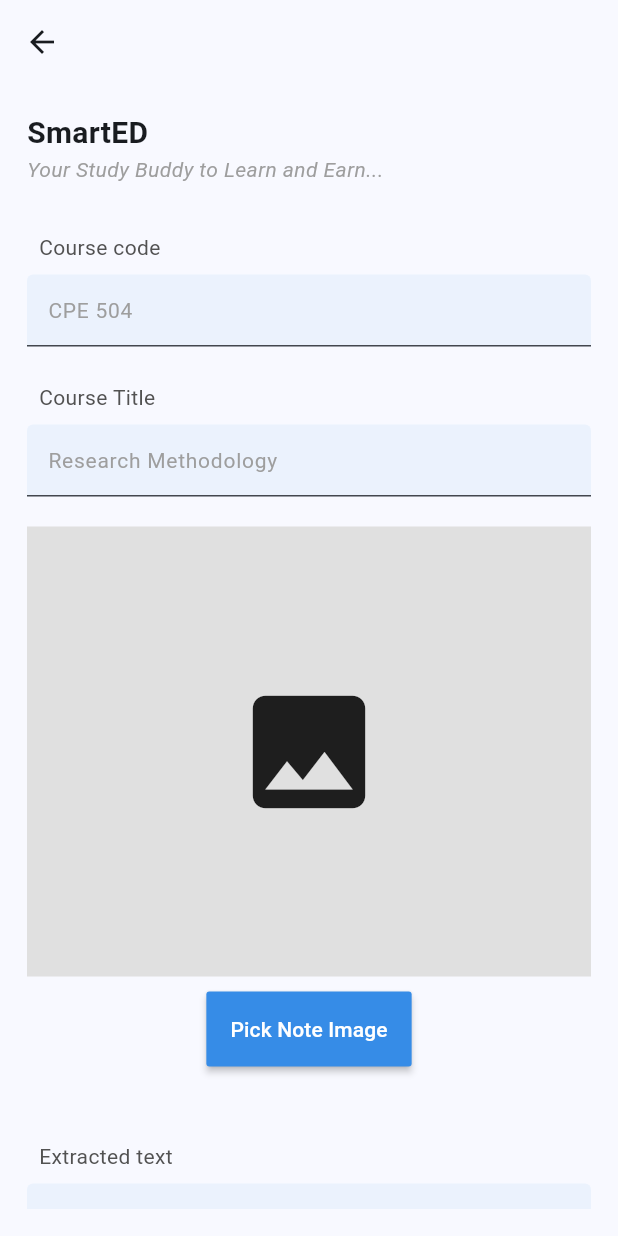
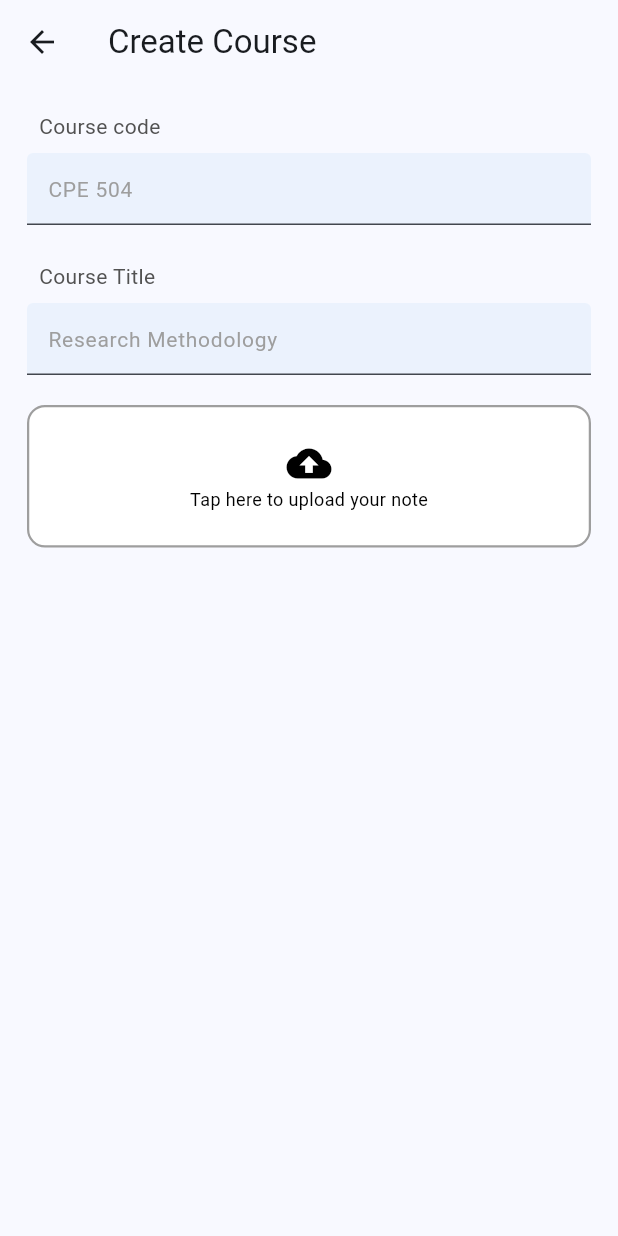
Before and after one commit to Moshood-Kausar/smart_ed, a Flutter app: the NewCourse screen opened by its route, on a phone screen of 412 x 824 dp. Run offline on Flutter 3.47's test engine with Material 2 defaults, Android fonts, the phone set to English and light mode, and no system bars; our stand-ins replace dio, hive_flutter, image_picker; missing offline and left inert: flutter_inappwebview, flutter_tesseract_ocr; accounts and stored records are empty.

Commit message:
Multiple image selection done

```diff
--- a/lib/view/screens/new_course.dart
+++ b/lib/view/screens/new_course.dart
@@ -1,9 +1,9 @@
 import 'dart:developer';
-import 'dart:io';
 
 import 'package:flutter/material.dart';
+import 'package:flutter_tesseract_ocr/flutter_tesseract_ocr.dart';
 import 'package:image_picker/image_picker.dart';
-import 'package:smart_ed/widget/appcolor.dart';
+import 'package:smart_ed/widget/image_widget.dart';
 import 'package:smart_ed/widget/text_form.dart';
 // import 'package:flutter_tesseract_ocr/flutter_tesseract_ocr.dart';
 
@@ -15,12 +15,13 @@ class NewCourse extends StatefulWidget {
 }
 
 class _NewCourseState extends State<NewCourse> {
-  bool _scanning = false;
-  String _extractText = '';
-  XFile? _pickedImage;
+  bool _scanning = false, showEdit = false;
+  final String _extractText = '';
+  List images = [];
   final ImagePicker picker = ImagePicker();
   final _formKey = GlobalKey<FormState>();
   TextEditingController? _coursecode, _coursetitle, _extract;
+
   @override
   void initState() {
     super.initState();
@@ -32,40 +33,15 @@ class _NewCourseState extends State<NewCourse> {
   @override
   Widget build(BuildContext context) {
     return Scaffold(
-      appBar: AppBar(),
+      appBar: AppBar(title: const Text('Create Course')),
       body: SafeArea(
         child: Padding(
           padding: const EdgeInsets.all(18.0),
           child: SingleChildScrollView(
-            child: Column(
-              mainAxisAlignment: MainAxisAlignment.start,
-              children: [
-                Align(
-                  alignment: Alignment.topLeft,
-                  child: Column(
-                    crossAxisAlignment: CrossAxisAlignment.start,
-                    mainAxisAlignment: MainAxisAlignment.start,
-                    children: [
-                      const Text(
-                        'SmartED',
-                        style: TextStyle(
-                            fontSize: 20, fontWeight: FontWeight.w600),
-                      ),
-                      Text(
-                        'Your Study Buddy to Learn and Earn...',
-                        style: TextStyle(
-                            fontStyle: FontStyle.italic, color: AppColor.grey),
-                      ),
-                    ],
-                  ),
-                ),
-                Form(
+            child: Form(
               key: _formKey,
               child: Column(
                 children: [
-                      const SizedBox(
-                        height: 32,
-                      ),
                   AppTextFormField(
                     controller: _coursecode,
                     text: 'Course code',
@@ -97,65 +73,41 @@ class _NewCourseState extends State<NewCourse> {
                       }
                     },
                   ),
-                      SizedBox(
-                        height: 20,
-                      ),
-                      _pickedImage == null
-                          ? Container(
-                              height: 300,
-                              width: MediaQuery.of(context).size.width,
-                              color: Colors.grey[300],
-                              child: const Icon(
-                                Icons.image,
-                                size: 100,
-                              ),
-                            )
-                          : Container(
-                              height: 300,
-                              decoration: BoxDecoration(
-                                color: Colors.grey[300],
-                                image: DecorationImage(
-                                  image: FileImage(File(_pickedImage!.path)),
-                                  fit: BoxFit.fill,
-                                ),
-                              ),
-                            ),
-                      Container(
-                        height: 50,
-                        margin: const EdgeInsets.symmetric(
-                            vertical: 10, horizontal: 20),
-                        child: MaterialButton(
-                          color: AppColor.primary,
-                          child: const Text(
-                            'Pick Note Image',
-                            style: TextStyle(
-                              color: Colors.white,
-                            ),
-                          ),
+                  const SizedBox(height: 20),
+                  ImagePickerWidget.imageWidget(images, getImageWidget),
+                  if (images.isNotEmpty)
+                    TextButton(
                       onPressed: () async {
                         setState(() {
                           _scanning = true;
                         });
-                            _pickedImage = await picker.pickImage(
-                                source: ImageSource.gallery);
-                            // _extractText =
-                            //     await FlutterTesseractOcr.extractText(
-                            //         _pickedImage!.path);
-                            log(_extractText);
-                            log(_pickedImage!.path);
+                        String convertedtext = '';
+                        for (var i = 0;
+                            i < (images.length > 5 ? 5 : images.length);
+                            i++) {
+                          await FlutterTesseractOcr.extractText(images[i])
+                              .then((value) {
+                            convertedtext += value;
+
+                            return value;
+                          });
+                        }
+                        _extract = TextEditingController(text: convertedtext);
+                        log('Inside - $convertedtext');
 
                         setState(() {
                           _scanning = false;
+                          showEdit = true;
                           _extract!.text == _extractText;
                         });
                       },
-                        ),
+                      child: const Text('Convert to text'),
                     ),
                   const SizedBox(height: 20),
                   _scanning
                       ? Center(
                           child: Column(
-                                children: [
+                            children: const [
                               CircularProgressIndicator(),
                               Text(
                                 'Please wait while we extract the image to text',
@@ -169,13 +121,13 @@ class _NewCourseState extends State<NewCourse> {
                         )
                       : Container(),
                   const SizedBox(height: 20),
-                      AppTextFormField(
+                  Visibility(
+                    visible: showEdit,
+                    child: AppTextFormField(
                       secure: false,
                       controller: _extract,
-                        maxLines: 8,
-                        //initialValue: _extractText,
+                      maxLines: 12,
                       text: 'Extracted text',
-                        //hintText: 'CPE 504',
                       textInputAction: TextInputAction.next,
                       validator: (value) {
                         if (value!.isEmpty) {
@@ -186,6 +138,7 @@ class _NewCourseState extends State<NewCourse> {
                           return null;
                         }
                       },
+                    ),
                   ),
                   Center(
                     child: Text(
@@ -200,11 +153,32 @@ class _NewCourseState extends State<NewCourse> {
                 ],
               ),
             ),
-              ],
-            ),
           ),
         ),
       ),
     );
   }
+
+  void getImageWidget() {
+    ImagePickerWidget.showImagePickerDialog(
+      context,
+      onCameraTap: () async {
+        final XFile? uploadedImage =
+            await picker.pickImage(source: ImageSource.camera);
+        if (uploadedImage != null && uploadedImage.path.isNotEmpty) {
+          images.add(uploadedImage.path);
         }
+      },
+      onGalleryTap: () async {
+        final List<XFile> selectedImages = await picker.pickMultiImage();
+        if (selectedImages.isNotEmpty) {
+          setState(() {
+            for (var i = 0; i < selectedImages.length; i++) {
+              images.add(selectedImages[i].path);
+            }
+          });
+        }
+      },
+    );
+  }
+}
--- /dev/null
+++ b/lib/widget/image_widget.dart
@@ -0,0 +1,160 @@
+import 'dart:io';
+
+import 'package:flutter/material.dart';
+import 'package:smart_ed/widget/bottomsheet_widget.dart';
+
+class ImagePickerWidget {
+  static showImagePickerDialog(BuildContext context,
+      {Function? onCameraTap, Function? onGalleryTap}) {
+    showModalBottomSheet(
+      context: context,
+      backgroundColor: Colors.transparent,
+      isScrollControlled: true,
+      builder: (context) {
+        return BottomSheetWidget(
+          child: Padding(
+            padding: const EdgeInsets.symmetric(horizontal: 12.0),
+            child: Column(
+              mainAxisSize: MainAxisSize.min,
+              children: [
+                const SizedBox(height: 20),
+                Text(
+                  "Add image",
+                  style: Theme.of(context).textTheme.displaySmall,
+                ),
+                const SizedBox(height: 10),
+                TextButton(
+                  onPressed: () async {
+                    Navigator.pop(context);
+                    onCameraTap!();
+                  },
+                  child: Row(
+                    children: const [
+                      SizedBox(width: 15),
+                      Icon(Icons.camera),
+                      SizedBox(width: 15),
+                      Text("Take a new photo"),
+                    ],
+                  ),
+                ),
+                const SizedBox(height: 20),
+                TextButton(
+                  onPressed: () async {
+                    Navigator.pop(context);
+                    onGalleryTap!();
+                  },
+                  child: Row(
+                    children: const [
+                      SizedBox(width: 15),
+                      Icon(Icons.phone_iphone),
+                      SizedBox(width: 15),
+                      Text("Upload from device"),
+                    ],
+                  ),
+                ),
+                const SizedBox(height: 20),
+              ],
+            ),
+          ),
+        );
+      },
+    );
+  }
+
+  static Widget imageWidget(List<dynamic> images, Function getImageWidget,
+      {int? maxImages}) {
+    if (images.isEmpty) {
+      return GestureDetector(
+        onTap: () => getImageWidget(),
+        child: Container(
+          padding: const EdgeInsets.all(6),
+          decoration: BoxDecoration(
+            color: Colors.white,
+            borderRadius: BorderRadius.circular(12),
+            border: Border.all(color: Colors.grey, width: 1.5),
+          ),
+          child: ClipRRect(
+            borderRadius: const BorderRadius.all(Radius.circular(8)),
+            child: SizedBox(
+              height: 80,
+              width: double.infinity,
+              child: Column(
+                mainAxisAlignment: MainAxisAlignment.center,
+                crossAxisAlignment: CrossAxisAlignment.center,
+                children: const [
+                  Icon(
+                    Icons.cloud_upload,
+                    color: Colors.black,
+                    size: 30,
+                  ),
+                  Text(
+                    'Tap here to upload your note',
+                    style: TextStyle(
+                      color: Colors.black,
+                      fontSize: 12,
+                    ),
+                  ),
+                ],
+              ),
+            ),
+          ),
+        ),
+      );
+    } else {
+      return Wrap(
+        children: [
+          Wrap(
+            children: List.generate(
+              maxImages != null
+                  ? images.length
+                  : images.length > 5
+                      ? 5
+                      : images.length,
+              (index) {
+                return Stack(
+                  children: [
+                    Container(
+                      height: 80,
+                      width: 90,
+                      margin: const EdgeInsets.only(right: 10, top: 5),
+                      decoration: BoxDecoration(
+                        borderRadius: BorderRadius.circular(4),
+                        image: DecorationImage(
+                          image: FileImage(File(images[index])),
+                          fit: BoxFit.cover,
+                        ),
+                      ),
+                    ),
+                    Positioned.directional(
+                      end: 75,
+                      start: -14,
+                      top: -11,
+                      bottom: 120,
+                      textDirection: TextDirection.rtl,
+                      child: IconButton(
+                        onPressed: () => images.removeAt(index),
+                        icon:
+                            const Icon(Icons.remove_circle, color: Colors.red),
+                      ),
+                    ),
+                  ],
+                );
+              },
+            ),
+          ),
+          images.length >= (maxImages ?? 5)
+              ? const Center()
+              : Row(
+                  mainAxisAlignment: MainAxisAlignment.end,
+                  children: [
+                    TextButton(
+                      onPressed: () => getImageWidget(),
+                      child: const Text('Add another'),
+                    ),
+                  ],
+                ),
+        ],
+      );
+    }
+  }
+}
--- a/pubspec.yaml
+++ b/pubspec.yaml
@@ -44,7 +44,7 @@ dependencies:
   hive_flutter: ^1.1.0
   provider: ^6.0.5
   hive: ^2.2.3
-  # flutter_tesseract_ocr: any
+  flutter_tesseract_ocr: any
 
 dev_dependencies:
   flutter_test:
```
Also changed, not shown: lib/view/auth/splashscreen.dart (+8 -1 lines), lib/view/screens/homepage.dart (+20 -21 lines), lib/widget/bottomsheet_widget.dart (added, +71 -0 lines), pubspec.lock. Lines whose indentation alone changed are shown as unchanged.
